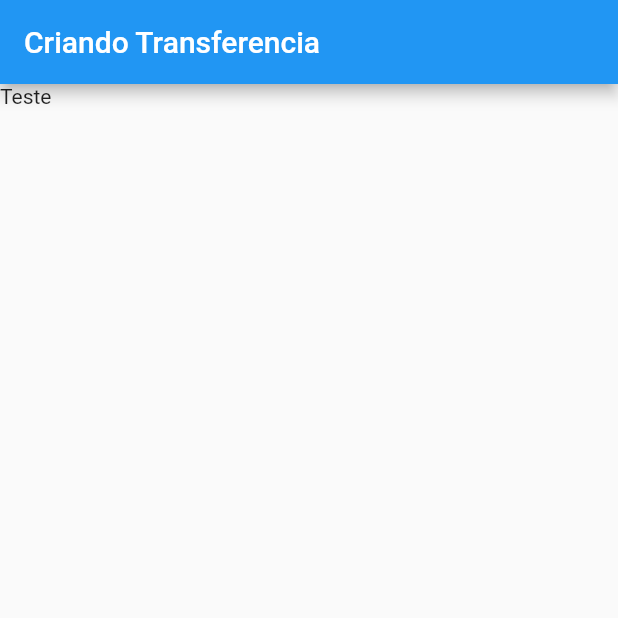
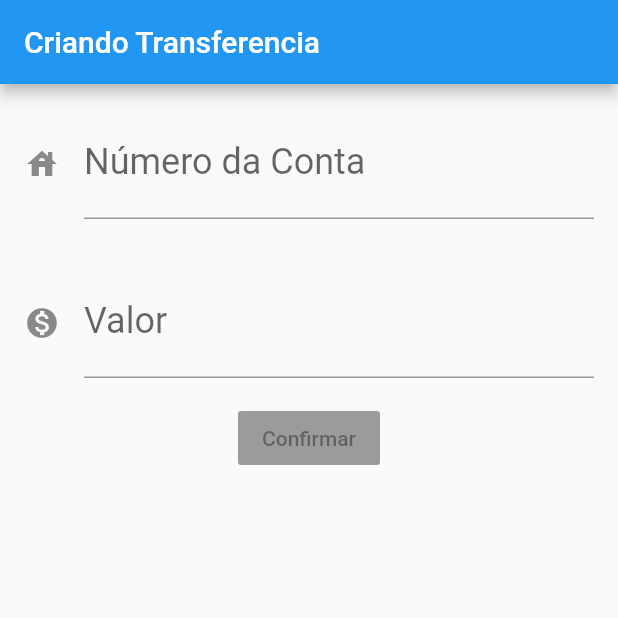
Before and after one commit to felipeassis97/trilhasoft, a Flutter app: the screen it shows after launch, on a phone screen of 412 x 824 dp, the top half of it. Run offline on Flutter 3.47's test engine with Material 2 defaults, Android fonts, the phone set to English and light mode, and no system bars.

Commit message:
Implementando layout - Criar Transferencia

```diff
--- a/semana_1/projAlura/byteBank/lib/main.dart
+++ b/semana_1/projAlura/byteBank/lib/main.dart
@@ -19,10 +19,45 @@ class FormularioTransferencia extends StatelessWidget {
   @override
   Widget build(BuildContext context) {
     return Scaffold(
-        appBar: AppBar(
-          title: Text('Criando Transferencia'),
-        ),
-        body: Text('Teste'));
+      appBar: AppBar(
+        title: Text('Criando Transferencia'),
+      ),
+      body: Column(
+        children: <Widget>[
+          Padding(
+            padding:
+                const EdgeInsets.all(16.0), //Espaço entre a borda e o input
+            child: TextField(
+              style: TextStyle(
+                fontSize: 24.0,
+              ),
+              decoration: InputDecoration(
+                icon: Icon(Icons.house),
+                labelText: 'Número da Conta',
+                hintText: '0000 - 0',
+              ),
+            ),
+          ),
+          Padding(
+            padding: const EdgeInsets.all(16.0),
+            child: TextField(
+              style: TextStyle(
+                fontSize: 24.0,
+              ),
+              decoration: InputDecoration(
+                icon: Icon(Icons.monetization_on),
+                labelText: 'Valor',
+                hintText: '00.00',
+              ),
+              keyboardType: TextInputType.number, //Tipo do teclado
+            ),
+          ),
+          RaisedButton(
+            child: Text('Confirmar'),
+          ),
+        ],
+      ),
+    );
   }
 }
 
```
